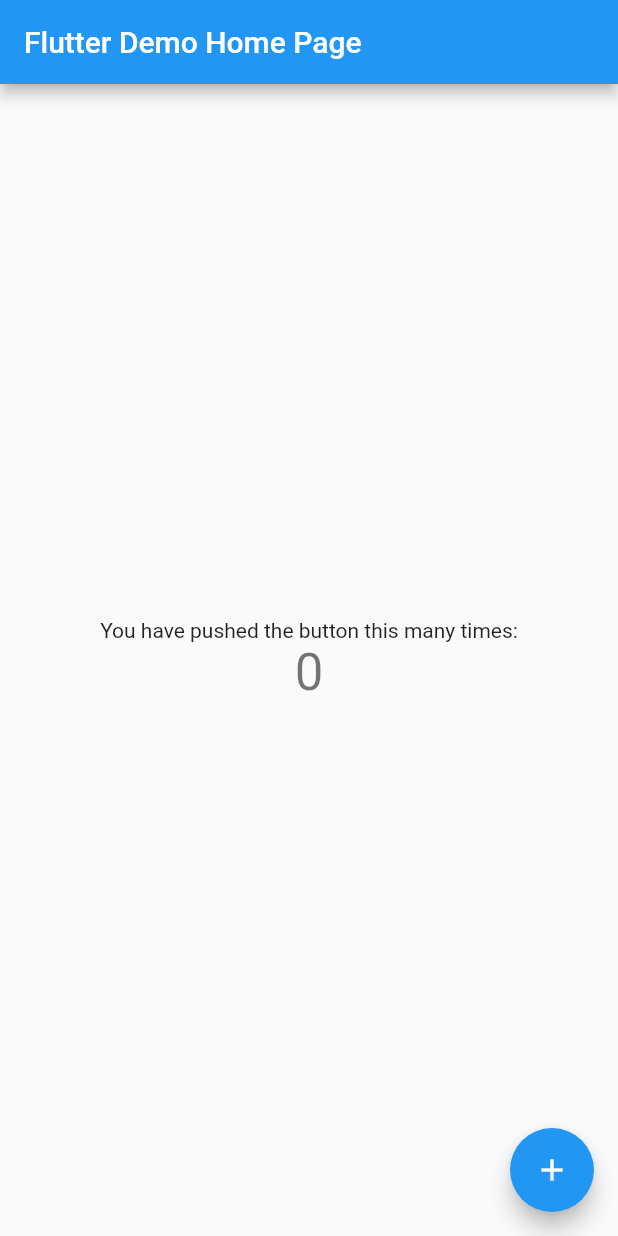
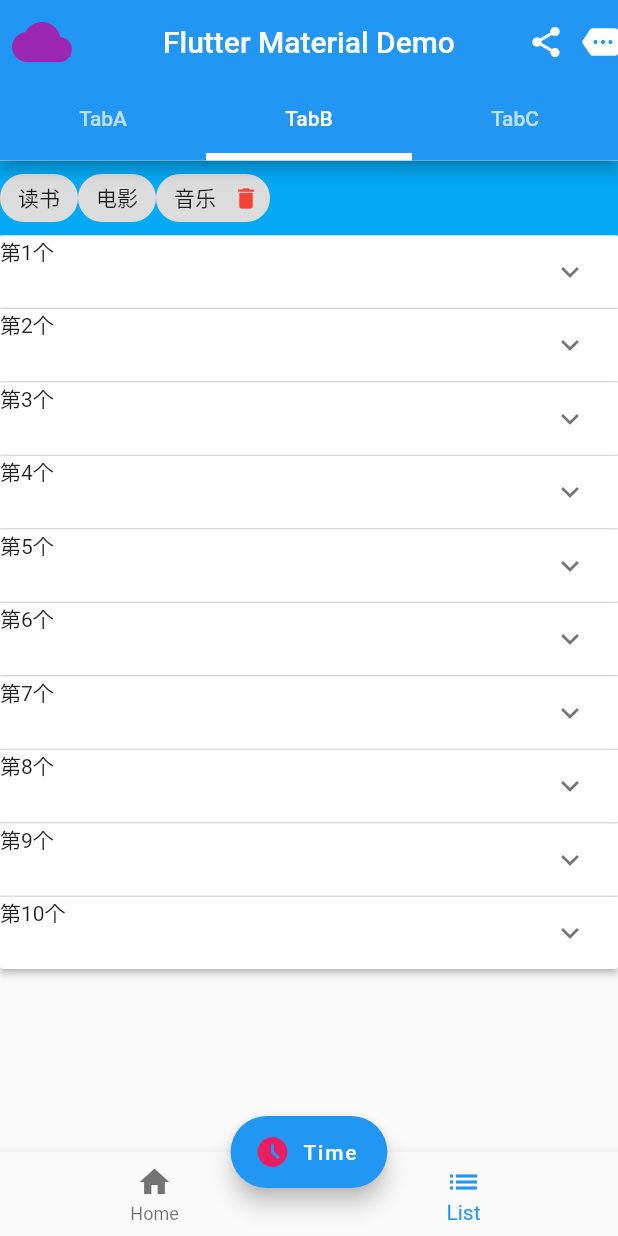
Before and after one commit to garvenc/flutter-demo, a Flutter app: the screen it shows after launch, on a phone screen of 412 x 824 dp. Run offline on Flutter 3.47's test engine with Material 2 defaults, Android fonts, the phone set to English and light mode, and no system bars.

Commit message:
Material demo.

```diff
--- a/material_demo/lib/main.dart
+++ b/material_demo/lib/main.dart
@@ -1,4 +1,5 @@
 import 'package:flutter/material.dart';
+import './src/my_home_page.dart';
 
 void main() {
   runApp(const MyApp());
@@ -24,92 +25,8 @@
         // is not restarted.
         primarySwatch: Colors.blue,
       ),
-      home: const MyHomePage(title: 'Flutter Demo Home Page'),
+      home: const MyHomePage(title: 'Flutter Material Demo'),
+      debugShowCheckedModeBanner: false,
     );
   }
 }
-
-class MyHomePage extends StatefulWidget {
-  const MyHomePage({super.key, required this.title});
-
-  // This widget is the home page of your application. It is stateful, meaning
-  // that it has a State object (defined below) that contains fields that affect
-  // how it looks.
-
-  // This class is the configuration for the state. It holds the values (in this
-  // case the title) provided by the parent (in this case the App widget) and
-  // used by the build method of the State. Fields in a Widget subclass are
-  // always marked "final".
-
-  final String title;
-
-  @override
-  State<MyHomePage> createState() => _MyHomePageState();
-}
-
-class _MyHomePageState extends State<MyHomePage> {
-  int _counter = 0;
-
-  void _incrementCounter() {
-    setState(() {
-      // This call to setState tells the Flutter framework that something has
-      // changed in this State, which causes it to rerun the build method below
-      // so that the display can reflect the updated values. If we changed
-      // _counter without calling setState(), then the build method would not be
-      // called again, and so nothing would appear to happen.
-      _counter++;
-    });
-  }
-
-  @override
-  Widget build(BuildContext context) {
-    // This method is rerun every time setState is called, for instance as done
-    // by the _incrementCounter method above.
-    //
-    // The Flutter framework has been optimized to make rerunning build methods
-    // fast, so that you can just rebuild anything that needs updating rather
-    // than having to individually change instances of widgets.
-    return Scaffold(
-      appBar: AppBar(
-        // Here we take the value from the MyHomePage object that was created by
-        // the App.build method, and use it to set our appbar title.
-        title: Text(widget.title),
-      ),
-      body: Center(
-        // Center is a layout widget. It takes a single child and positions it
-        // in the middle of the parent.
-        child: Column(
-          // Column is also a layout widget. It takes a list of children and
-          // arranges them vertically. By default, it sizes itself to fit its
-          // children horizontally, and tries to be as tall as its parent.
-          //
-          // Invoke "debug painting" (press "p" in the console, choose the
-          // "Toggle Debug Paint" action from the Flutter Inspector in Android
-          // Studio, or the "Toggle Debug Paint" command in Visual Studio Code)
-          // to see the wireframe for each widget.
-          //
-          // Column has various properties to control how it sizes itself and
-          // how it positions its children. Here we use mainAxisAlignment to
-          // center the children vertically; the main axis here is the vertical
-          // axis because Columns are vertical (the cross axis would be
-          // horizontal).
-          mainAxisAlignment: MainAxisAlignment.center,
-          children: <Widget>[
-            const Text(
-              'You have pushed the button this many times:',
-            ),
-            Text(
-              '$_counter',
-              style: Theme.of(context).textTheme.headline4,
-            ),
-          ],
-        ),
-      ),
-      floatingActionButton: FloatingActionButton(
-        onPressed: _incrementCounter,
-        tooltip: 'Increment',
-        child: const Icon(Icons.add),
-      ), // This trailing comma makes auto-formatting nicer for build methods.
-    );
-  }
-}
--- /dev/null
+++ b/material_demo/lib/src/my_home_page.dart
@@ -0,0 +1,343 @@
+import 'package:flutter/material.dart';
+
+class MyHomePage extends StatefulWidget {
+  const MyHomePage({super.key, required this.title});
+
+  // This widget is the home page of your application. It is stateful, meaning
+  // that it has a State object (defined below) that contains fields that affect
+  // how it looks.
+
+  // This class is the configuration for the state. It holds the values (in this
+  // case the title) provided by the parent (in this case the App widget) and
+  // used by the build method of the State. Fields in a Widget subclass are
+  // always marked "final".
+
+  final String title;
+
+  @override
+  State<MyHomePage> createState() => _MyHomePageState();
+}
+
+class _MyHomePageState extends State<MyHomePage> with SingleTickerProviderStateMixin {
+  late TabController _tabController;
+  double _sliderValue = 77;
+  double _progressIndicatorValue = 0.3;
+  var _expansionPanelListIndex = -1;
+  int _bottomNavigatorBarIndex = 1;
+  var _floatingActionButtonStr = "Time";
+
+  @override
+  void initState() {
+    super.initState();
+    _tabController = TabController(initialIndex: 1, length: 3, vsync: this);
+  }
+
+  @override
+  void dispose() {
+    super.dispose();
+    _tabController.dispose();
+  }
+
+  @override
+  Widget build(BuildContext context) {
+    return Scaffold(
+      appBar: createAppBar(),
+      body: createBody(),
+      bottomNavigationBar: createBottomNavigatorBar(),
+      drawer: createDrawer(),
+      floatingActionButton: createFloatingActionButton(),
+      floatingActionButtonLocation: FloatingActionButtonLocation.centerDocked,
+    );
+  }
+
+  AppBar createAppBar() {
+    return AppBar(
+      leading: Builder(
+        builder: (context) {
+          return IconButton(
+            icon: const Icon(Icons.cloud),
+            iconSize: 40,
+            color: Colors.purple,
+            onPressed: () {
+              Scaffold.of(context).openDrawer();
+            },
+          );
+        },
+      ),
+      title: Text(widget.title),
+      centerTitle: true,
+      actions: [
+        IconButton(
+          icon: const Icon(Icons.share),
+          onPressed: () {
+            ScaffoldMessenger.of(context).showSnackBar(const SnackBar(
+              content: Text("Share to your friends"),
+              backgroundColor: Colors.green,
+              duration: Duration(seconds: 1),
+            ));
+          },
+        ),
+        PopupMenuButton(
+          child: const Icon(Icons.more),
+          itemBuilder: (context) {
+            return const [
+              PopupMenuItem(value: "help", child: Text("帮助")),
+              PopupMenuItem(value: "delete", child: Text("删除"),)
+            ];
+          },
+          onSelected: (value) {
+            switch (value) {
+              case "help":
+                showDialog(
+                  context: context,
+                  builder:(context) {
+                    return SimpleDialog(
+                      title: const Text("帮助"),
+                      children: [
+                        SimpleDialogOption(
+                          onPressed: () {
+                          },
+                          child: const Text("帮助A"),
+                        ),
+                        SimpleDialogOption(
+                          onPressed: () {
+                          },
+                          child: const Text("帮助B"),
+                        )
+                      ],
+                    );
+                  },
+                );
+                break;
+              case "delete":
+                showDialog(
+                  context: context,
+                  builder: (context) {
+                    return AlertDialog(
+                      title: const Text("确定删除？"),
+                      content: const Text("删除后将无法恢复！"),
+                      actions: [
+                        TextButton(
+                          onPressed: () {
+                          },
+                          child: const Text("取消"),
+                        ),
+                        TextButton(
+                          onPressed: () {
+                          },
+                          child: const Text("确定"),
+                        )
+                      ],
+                    );
+                  },
+                );
+                break;
+            }
+          },
+        )
+      ],
+      bottom: TabBar(
+        controller: _tabController,
+        indicatorColor: Colors.white,
+        indicatorWeight: 5,
+        indicatorSize: TabBarIndicatorSize.tab,
+        tabs: const[
+          Tab(text: "TabA"),
+          Tab(text: "TabB"),
+          Tab(text: "TabC"),
+        ],
+      ),
+    );
+  }
+
+  Widget createBody() {
+    return Column(
+      children: [
+        createTabBarContent(),
+        createBottomNavigatorBarContent(_bottomNavigatorBarIndex),
+      ],
+    );
+  }
+
+  Widget createTabBarContent() {
+    return SizedBox(
+      height: 50,
+      child: TabBarView(
+        controller: _tabController,
+        children: [
+          Container(
+            color: Colors.pink,
+          ),
+          Container(
+            color: Colors.lightBlue,
+            child: Row(
+              children: [
+                const Chip(label: Text("读书")),
+                const Chip(label: Text("电影")),
+                Chip(
+                  label: const Text("音乐"),
+                  deleteIcon: const Icon(Icons.delete),
+                  deleteIconColor: Colors.red,
+                  deleteButtonTooltipMessage: "删除",
+                  onDeleted: () {
+                  },
+                ),
+              ],
+            ),
+          ),
+          Container(
+            color: Colors.grey,
+            child: Slider(
+              max: 100,
+              min: 0,
+              value: _sliderValue,
+              inactiveColor: Colors.black,
+              activeColor: Colors.white,
+              onChanged: (value) {
+                setState(() {
+                  _sliderValue = value;
+                });
+              },
+            ),
+          ),
+        ],
+      )
+    );
+  }
+
+  Widget createBottomNavigatorBarContent(int bottomNavigatorBarIndex) {
+    switch (bottomNavigatorBarIndex) {
+      case 0:
+        return Card(
+          color: Colors.blue[50],
+          child: Column(
+            children: [
+              const LinearProgressIndicator(),
+              const CircularProgressIndicator(),
+              LinearProgressIndicator(value: _progressIndicatorValue),
+              CircularProgressIndicator(value: _progressIndicatorValue),
+              const Divider(),
+              ElevatedButton(
+                child: const Text("进度+1"),
+                onPressed:() {
+                  setState(() {
+                    _progressIndicatorValue += 0.1;
+                    if (_progressIndicatorValue > 1) {
+                      _progressIndicatorValue = 1;
+                    }
+                  });
+                },
+              ),
+              TextButton(
+                child: const Text("进度-1"),
+                onPressed: () {
+                  setState(() {
+                    _progressIndicatorValue -= 0.1;
+                    if (_progressIndicatorValue < 0) {
+                      _progressIndicatorValue = 0;
+                    }
+                  });
+                },
+              ),
+            ],
+          ),
+        );
+      case 1:
+        return Expanded(
+          child: SingleChildScrollView(
+            child: ExpansionPanelList(
+              expansionCallback: (panelIndex, isExpanded) {
+                setState(() {
+                  _expansionPanelListIndex = (_expansionPanelListIndex == panelIndex) ? -1 : panelIndex;
+                });
+              },
+              children: List.generate(10, (index) {
+                return ExpansionPanel(
+                  isExpanded: _expansionPanelListIndex == index,
+                  headerBuilder: (context, isExpanded) {
+                    return Text("第${index+1}个");
+                  },
+                  body: const Text("这是内容")
+                );
+              })
+            ),
+          ),
+        );
+      default:
+        // Should not run into here.
+        return const Text("unexpected situation...");
+    }
+  }
+
+  Widget createBottomNavigatorBar() {
+    return BottomNavigationBar(
+      items: const[
+        BottomNavigationBarItem(icon: Icon(Icons.home), label: "Home"),
+        BottomNavigationBarItem(icon: Icon(Icons.list), label: "List"),
+      ],
+      currentIndex: _bottomNavigatorBarIndex,
+      onTap: (index) {
+        setState(() {
+          _bottomNavigatorBarIndex = index;
+        });
+      },
+    );
+  }
+
+  Widget createDrawer() {
+    return Drawer(
+      child: ListView(
+        children: [
+          const UserAccountsDrawerHeader(
+            currentAccountPicture: Icon(Icons.person),
+            accountName: Text("zoe"),
+            accountEmail: Text("address@example.com"),
+          ),
+          const AboutListTile(
+            icon: Icon(Icons.info),
+            child: Text("About this App"),
+          ),
+        ]
+        +
+        ["Alice", "Bob", "Clark", "David", "Edy", "Freud", "Griffin", "Helen", "Illidan", "Jack", "Kitty", "Lowry", "Mary", "Niken"].map((name) {
+          return ListTile(
+            leading: CircleAvatar(child: Text(name[0])),
+            title: Text(name, style: const TextStyle(fontWeight: FontWeight.w900)),
+            subtitle: const Text("Click to start talk"),
+          );
+        }).toList()
+      )
+    );
+  }
+
+  Widget createFloatingActionButton() {
+    return FloatingActionButton.extended(
+      icon: const Icon(Icons.access_time_filled, color: Colors.pink),
+      label: Text(_floatingActionButtonStr),
+      tooltip: "Select Time",
+      onPressed: () {
+        var now = DateTime.now();
+        showDatePicker(
+          context: context,
+          initialDate: now,
+          firstDate: now.subtract(const Duration(days: 30)),
+          lastDate: now.add(const Duration(days: 30))
+        ).then((date) {
+          if (date != null) {
+            showTimePicker(
+              context: context,
+              initialTime: TimeOfDay.now()
+            ).then((time) {
+              if (time != null) {
+                setState(() {
+                  _floatingActionButtonStr = "${date.year}-${date.month}-${date.day} ${time.hour}:${time.minute}";
+                });
+              }
+            });
+          }
+        }).catchError((err) {
+        });
+      },
+    );
+  }
+}
```
Also changed, not shown: 1 other file.
